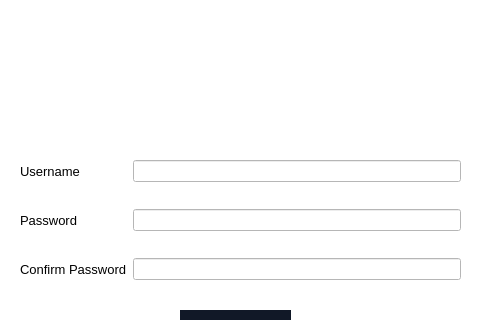
This is UIs/UserRegisteration.ui in ahmedsilat44/Ledger as Qt 5 draws it before an edit; both pictures show x 0 to 480 and y 0 to 320 of the 480 by 640 pixel window. The edited form follows.
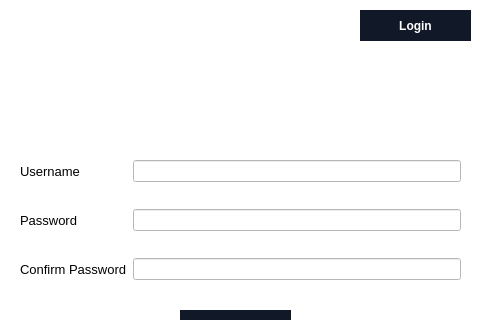
This is the edited form.

Commit message: adds functionality for User Login and User Registeration

Diff of the .ui file:
```diff
--- a/UIs/UserRegisteration.ui
+++ b/UIs/UserRegisteration.ui
@@ -111,6 +111,37 @@
      <string>Signup</string>
     </property>
    </widget>
+   <widget class="QPushButton" name="loginButton">
+    <property name="geometry">
+     <rect>
+      <x>360</x>
+      <y>10</y>
+      <width>111</width>
+      <height>31</height>
+     </rect>
+    </property>
+    <property name="cursor">
+     <cursorShape>PointingHandCursor</cursorShape>
+    </property>
+    <property name="styleSheet">
+     <string notr="true">
+  background-color: #111827;
+  border: 1px solid transparent;
+  border-radius: .75rem;
+  color: #FFFFFF;
+  font-family: &quot;Inter var&quot;,ui-sans-serif,system-ui,-apple-system,system-ui,&quot;Segoe UI&quot;,Roboto,&quot;Helvetica Neue&quot;,Arial,&quot;Noto Sans&quot;,sans-serif,&quot;Apple Color Emoji&quot;,&quot;Segoe UI Emoji&quot;,&quot;Segoe UI Symbol&quot;,&quot;Noto Color Emoji&quot;;
+  font-size: 1.125rem;
+  font-weight: 600;
+  line-height: 1.5rem;
+  padding: .75rem 1.2rem;
+  text-align: center;
+  width: auto;
+</string>
+    </property>
+    <property name="text">
+     <string>Login</string>
+    </property>
+   </widget>
   </widget>
  </widget>
  <resources/>
```
The commit also changes 2 other files.
